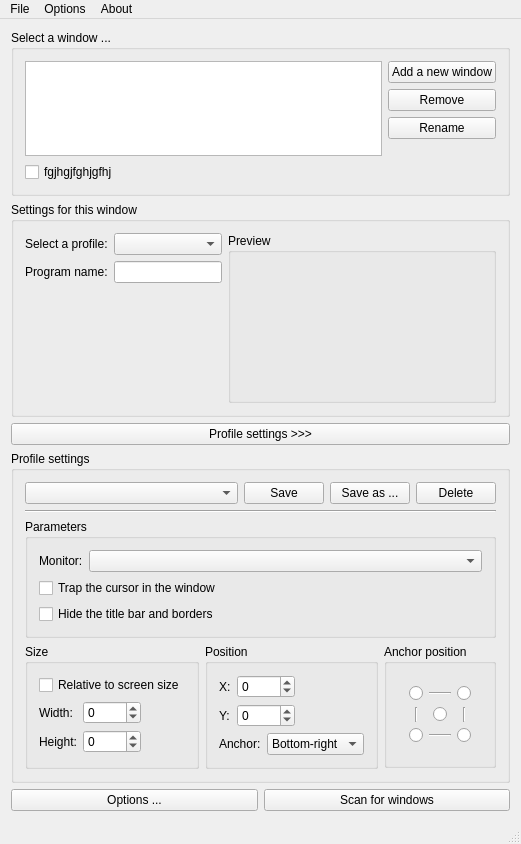
Above: FullScreenWindow/fullscreenwindow.ui from Miow/FullScreenWindow before the change. Below: the same form after it.
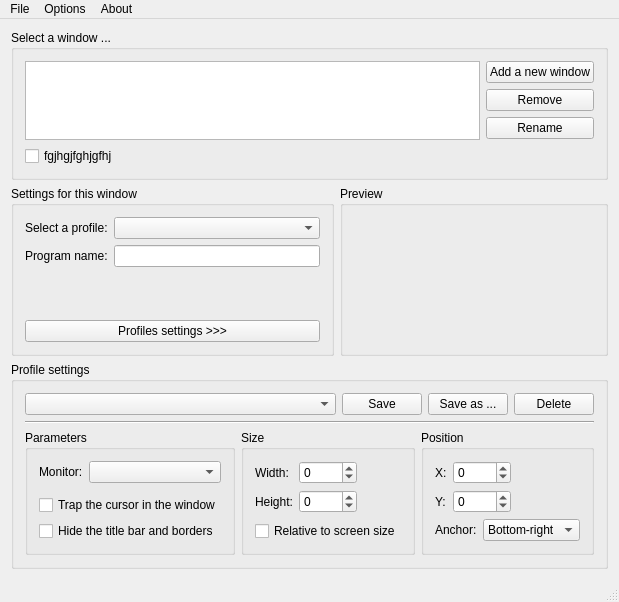
That is the form after the change.

What changed in the file:
```diff
--- a/FullScreenWindow/fullscreenwindow.ui
+++ b/FullScreenWindow/fullscreenwindow.ui
@@ -6,8 +6,8 @@
    <rect>
     <x>0</x>
     <y>0</y>
-    <width>496</width>
-    <height>844</height>
+    <width>543</width>
+    <height>566</height>
    </rect>
   </property>
   <property name="windowTitle">
@@ -15,7 +15,7 @@
   </property>
   <widget class="QWidget" name="centralWidget">
    <layout class="QGridLayout" name="gridLayout">
-    <item row="4" column="0">
+    <item row="5" column="0">
      <widget class="QGroupBox" name="groupBox_ProfileSettings">
       <property name="sizePolicy">
        <sizepolicy hsizetype="Expanding" vsizetype="Fixed">
@@ -82,10 +82,8 @@
         </layout>
        </item>
        <item row="2" column="0">
-        <layout class="QVBoxLayout" name="verticalLayout_3">
+        <layout class="QHBoxLayout" name="horizontalLayout_4">
          <item>
-          <layout class="QGridLayout" name="gridLayout_14">
-           <item row="0" column="1">
             <widget class="QGroupBox" name="groupBox_Parameters">
              <property name="title">
               <string>Parameters</string>
@@ -136,10 +134,6 @@
              </layout>
             </widget>
            </item>
-          </layout>
-         </item>
-         <item>
-          <layout class="QHBoxLayout" name="horizontalLayout_4">
            <item>
             <widget class="QGroupBox" name="groupBox_Size">
              <property name="sizePolicy">
@@ -152,13 +146,6 @@
               <string>Size</string>
              </property>
              <layout class="QGridLayout" name="gridLayout_4">
-              <item row="0" column="0">
-               <widget class="QCheckBox" name="checkBox_SizeIsRelative">
-                <property name="text">
-                 <string>Relative to screen size</string>
-                </property>
-               </widget>
-              </item>
               <item row="1" column="0">
                <layout class="QFormLayout" name="formLayout_4">
                 <property name="fieldGrowthPolicy">
@@ -215,6 +202,13 @@
                 </item>
                </layout>
               </item>
+            <item row="2" column="0">
+             <widget class="QCheckBox" name="checkBox_SizeIsRelative">
+              <property name="text">
+               <string>Relative to screen size</string>
+              </property>
+             </widget>
+            </item>
              </layout>
             </widget>
            </item>
@@ -356,184 +350,6 @@
              </layout>
             </widget>
            </item>
-           <item>
-            <widget class="QGroupBox" name="groupBox_AnchorPosition">
-             <property name="sizePolicy">
-              <sizepolicy hsizetype="Fixed" vsizetype="Fixed">
-               <horstretch>0</horstretch>
-               <verstretch>0</verstretch>
-              </sizepolicy>
-             </property>
-             <property name="title">
-              <string>Anchor position</string>
-             </property>
-             <layout class="QGridLayout" name="gridLayout_8">
-              <item row="0" column="0">
-               <widget class="QWidget" name="gridWidget_AnchorSelector" native="true">
-                <property name="enabled">
-                 <bool>true</bool>
-                </property>
-                <property name="sizePolicy">
-                 <sizepolicy hsizetype="Fixed" vsizetype="Fixed">
-                  <horstretch>0</horstretch>
-                  <verstretch>0</verstretch>
-                 </sizepolicy>
-                </property>
-                <property name="minimumSize">
-                 <size>
-                  <width>80</width>
-                  <height>60</height>
-                 </size>
-                </property>
-                <property name="maximumSize">
-                 <size>
-                  <width>120</width>
-                  <height>90</height>
-                 </size>
-                </property>
-                <layout class="QGridLayout" name="gridLayout_6">
-                 <item row="2" column="7">
-                  <widget class="Line" name="line_4">
-                   <property name="sizePolicy">
-                    <sizepolicy hsizetype="Preferred" vsizetype="Expanding">
-                     <horstretch>0</horstretch>
-                     <verstretch>0</verstretch>
-                    </sizepolicy>
-                   </property>
-                   <property name="orientation">
-                    <enum>Qt::Vertical</enum>
-                   </property>
-                  </widget>
-                 </item>
-                 <item row="0" column="7">
-                  <widget class="QRadioButton" name="radioButton_6">
-                   <property name="sizePolicy">
-                    <sizepolicy hsizetype="Fixed" vsizetype="Fixed">
-                     <horstretch>0</horstretch>
-                     <verstretch>0</verstretch>
-                    </sizepolicy>
-                   </property>
-                   <property name="text">
-                    <string/>
-                   </property>
-                  </widget>
-                 </item>
-                 <item row="3" column="7">
-                  <widget class="QRadioButton" name="radioButton_7">
-                   <property name="sizePolicy">
-                    <sizepolicy hsizetype="Fixed" vsizetype="Fixed">
-                     <horstretch>0</horstretch>
-                     <verstretch>0</verstretch>
-                    </sizepolicy>
-                   </property>
-                   <property name="text">
-                    <string/>
-                   </property>
-                  </widget>
-                 </item>
-                 <item row="3" column="1">
-                  <widget class="QRadioButton" name="radioButton_5">
-                   <property name="sizePolicy">
-                    <sizepolicy hsizetype="Fixed" vsizetype="Fixed">
-                     <horstretch>0</horstretch>
-                     <verstretch>0</verstretch>
-                    </sizepolicy>
-                   </property>
-                   <property name="text">
-                    <string/>
-                   </property>
-                  </widget>
-                 </item>
-                 <item row="0" column="6">
-                  <widget class="Line" name="line_2">
-                   <property name="sizePolicy">
-                    <sizepolicy hsizetype="Expanding" vsizetype="Preferred">
-                     <horstretch>0</horstretch>
-                     <verstretch>0</verstretch>
-                    </sizepolicy>
-                   </property>
-                   <property name="orientation">
-                    <enum>Qt::Horizontal</enum>
-                   </property>
-                  </widget>
-                 </item>
-                 <item row="0" column="1">
-                  <widget class="QRadioButton" name="radioButton_3">
-                   <property name="sizePolicy">
-                    <sizepolicy hsizetype="Fixed" vsizetype="Fixed">
-                     <horstretch>0</horstretch>
-                     <verstretch>0</verstretch>
-                    </sizepolicy>
-                   </property>
-                   <property name="text">
-                    <string/>
-                   </property>
-                  </widget>
-                 </item>
-                 <item row="3" column="6">
-                  <widget class="Line" name="line">
-                   <property name="sizePolicy">
-                    <sizepolicy hsizetype="Expanding" vsizetype="Preferred">
-                     <horstretch>0</horstretch>
-                     <verstretch>0</verstretch>
-                    </sizepolicy>
-                   </property>
-                   <property name="orientation">
-                    <enum>Qt::Horizontal</enum>
-                   </property>
-                  </widget>
-                 </item>
-                 <item row="2" column="1">
-                  <widget class="Line" name="line_3">
-                   <property name="sizePolicy">
-                    <sizepolicy hsizetype="Preferred" vsizetype="Expanding">
-                     <horstretch>0</horstretch>
-                     <verstretch>0</verstretch>
-                    </sizepolicy>
-                   </property>
-                   <property name="orientation">
-                    <enum>Qt::Vertical</enum>
-                   </property>
-                  </widget>
-                 </item>
-                 <item row="2" column="6">
-                  <layout class="QHBoxLayout" name="horizontalLayout_3">
-                   <item>
-                    <widget class="QRadioButton" name="radioButton_4">
-                     <property name="sizePolicy">
-                      <sizepolicy hsizetype="Fixed" vsizetype="Fixed">
-                       <horstretch>0</horstretch>
-                       <verstretch>0</verstretch>
-                      </sizepolicy>
-                     </property>
-                     <property name="text">
-                      <string/>
-                     </property>
-                    </widget>
-                   </item>
-                  </layout>
-                 </item>
-                </layout>
-               </widget>
-              </item>
-             </layout>
-            </widget>
-           </item>
-           <item>
-            <spacer name="horizontalSpacer">
-             <property name="orientation">
-              <enum>Qt::Horizontal</enum>
-             </property>
-             <property name="sizeHint" stdset="0">
-              <size>
-               <width>40</width>
-               <height>20</height>
-              </size>
-             </property>
-            </spacer>
-           </item>
-          </layout>
-         </item>
         </layout>
        </item>
       </layout>
@@ -635,55 +451,15 @@
       </layout>
      </widget>
     </item>
-    <item row="7" column="0">
+    <item row="2" column="0">
      <layout class="QHBoxLayout" name="horizontalLayout_2">
       <item>
-       <widget class="QPushButton" name="pushButton">
-        <property name="text">
-         <string>Options ...</string>
-        </property>
-       </widget>
-      </item>
-      <item>
-       <widget class="QPushButton" name="pushButton_2">
-        <property name="text">
-         <string>Scan for windows</string>
-        </property>
-       </widget>
-      </item>
-     </layout>
-    </item>
-    <item row="3" column="0">
-     <widget class="QPushButton" name="pushButton_toggleProfilesSettings">
-      <property name="text">
-       <string>Profile settings &gt;&gt;&gt;</string>
-      </property>
-     </widget>
-    </item>
-    <item row="2" column="0">
      <widget class="QGroupBox" name="groupBox_ProfileSelection">
       <property name="title">
        <string>Settings for this window</string>
       </property>
       <layout class="QGridLayout" name="gridLayout_9">
        <item row="0" column="0">
-        <layout class="QHBoxLayout" name="horizontalLayout_5">
-         <item>
-          <layout class="QGridLayout" name="gridLayout_15">
-           <item row="2" column="0">
-            <spacer name="verticalSpacer_4">
-             <property name="orientation">
-              <enum>Qt::Vertical</enum>
-             </property>
-             <property name="sizeHint" stdset="0">
-              <size>
-               <width>20</width>
-               <height>40</height>
-              </size>
-             </property>
-            </spacer>
-           </item>
-           <item row="0" column="0">
             <layout class="QFormLayout" name="formLayout_6">
              <property name="fieldGrowthPolicy">
               <enum>QFormLayout::AllNonFixedFieldsGrow</enum>
@@ -698,23 +474,40 @@
              <item row="0" column="1">
               <widget class="QComboBox" name="comboBox_ProfileSelection"/>
              </item>
-            </layout>
-           </item>
            <item row="1" column="0">
-            <layout class="QFormLayout" name="formLayout_7">
-             <item row="0" column="0">
               <widget class="QLabel" name="label_ProcessName">
                <property name="text">
                 <string>Program name:</string>
                </property>
               </widget>
              </item>
-             <item row="0" column="1">
+           <item row="1" column="1">
               <widget class="QLineEdit" name="lineEdit_ProcessName"/>
              </item>
             </layout>
            </item>
-          </layout>
+         <item row="2" column="0">
+          <widget class="QPushButton" name="pushButton_toggleProfilesSettings">
+           <property name="text">
+            <string>Profiles settings &gt;&gt;&gt;</string>
+           </property>
+          </widget>
+         </item>
+         <item row="1" column="0">
+          <spacer name="verticalSpacer_4">
+           <property name="orientation">
+            <enum>Qt::Vertical</enum>
+           </property>
+           <property name="sizeHint" stdset="0">
+            <size>
+             <width>20</width>
+             <height>40</height>
+            </size>
+           </property>
+          </spacer>
+         </item>
+        </layout>
+       </widget>
          </item>
          <item>
           <widget class="QGroupBox" name="groupBox_3">
@@ -770,15 +563,12 @@
        </item>
       </layout>
      </widget>
-    </item>
-   </layout>
-  </widget>
   <widget class="QMenuBar" name="menuBar">
    <property name="geometry">
     <rect>
      <x>0</x>
      <y>0</y>
-     <width>496</width>
+     <width>543</width>
      <height>21</height>
     </rect>
    </property>
```
Left out of the diff: 11 changed lines with no effect on the pictures. Lines whose indentation alone changed are shown as unchanged.
